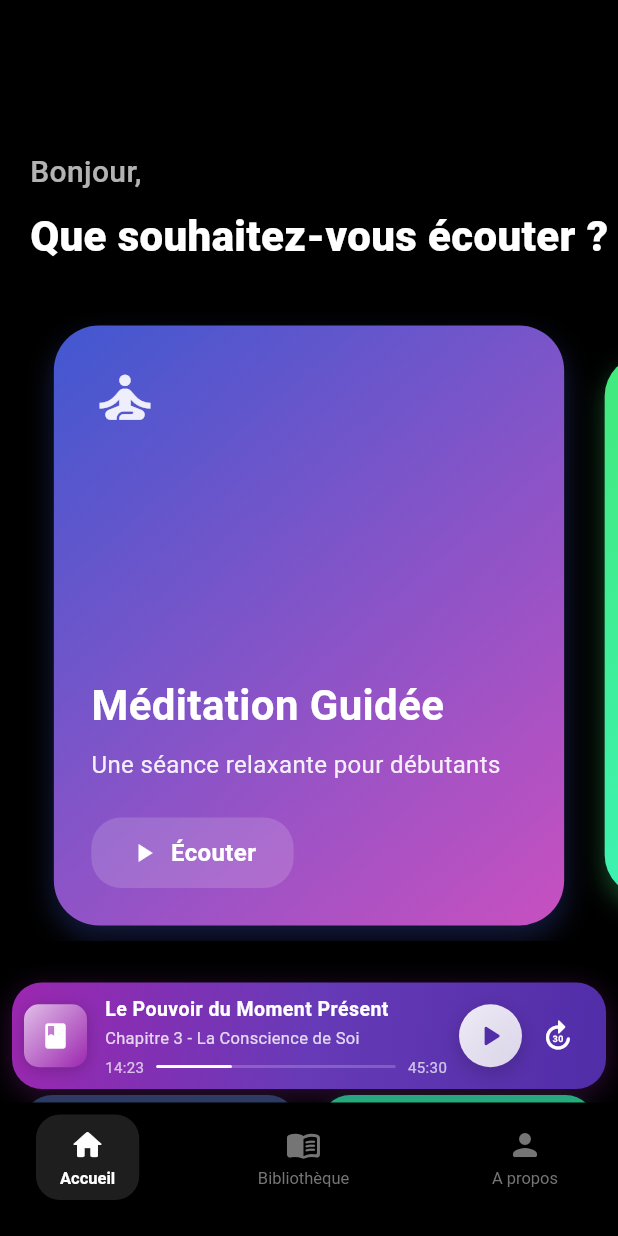
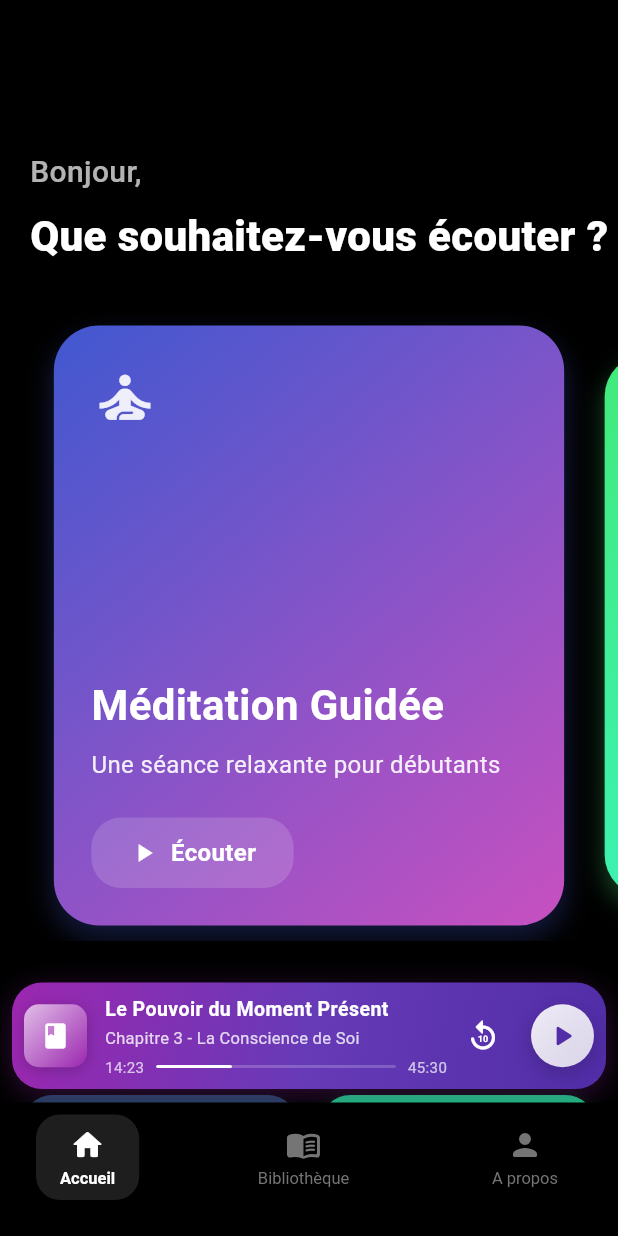
Before and after one commit to JulesNyom/Saga, a Flutter app: the screen it shows after launch, on a phone screen of 412 x 824 dp. Run offline on Flutter 3.47's test engine with Material 3 defaults, Android fonts, the phone set to English and light mode, and no system bars.

Commit message:
Modified the playback bar again

```diff
--- a/saga/lib/screens/tab_manager.dart
+++ b/saga/lib/screens/tab_manager.dart
@@ -50,7 +50,7 @@ class _HomepageState extends State<Homepage> with TickerProviderStateMixin {
 
 Widget _buildPlaybackBar() {
   return Container(
-    margin: const EdgeInsets.symmetric(horizontal: 8, vertical: 8), // Reduced horizontal margin from 16 to 8
+    margin: const EdgeInsets.symmetric(horizontal: 8, vertical: 8),
     decoration: BoxDecoration(
       gradient: const LinearGradient(
         begin: Alignment.topLeft,
@@ -71,13 +71,12 @@ Widget _buildPlaybackBar() {
       ],
     ),
     child: Padding(
-      padding: const EdgeInsets.all(8), // Reduced from 12 to 8
+      padding: const EdgeInsets.all(8),
       child: Row(
         children: [
-          // Book cover
           Container(
-            height: 42, // Reduced from 48
-            width: 42,  // Reduced from 48
+            height: 42,
+            width: 42,
             decoration: BoxDecoration(
               borderRadius: BorderRadius.circular(10),
               gradient: const LinearGradient(
@@ -99,11 +98,10 @@ Widget _buildPlaybackBar() {
             child: const Icon(
               Icons.book,
               color: Colors.white,
-              size: 20, // Reduced from 24
+              size: 20,
             ),
           ),
           const SizedBox(width: 12),
-          // Book info
           Expanded(
             child: Column(
               mainAxisSize: MainAxisSize.min,
@@ -113,7 +111,7 @@ Widget _buildPlaybackBar() {
                   _currentBookTitle,
                   style: const TextStyle(
                     color: Colors.white,
-                    fontSize: 13, // Reduced from 14
+                    fontSize: 13,
                     fontWeight: FontWeight.w600,
                     letterSpacing: 0.3,
                   ),
@@ -124,7 +122,7 @@ Widget _buildPlaybackBar() {
                   _currentChapter,
                   style: TextStyle(
                     color: Colors.white.withOpacity(0.8),
-                    fontSize: 11, // Reduced from 12
+                    fontSize: 11,
                     letterSpacing: 0.2,
                   ),
                   overflow: TextOverflow.ellipsis,
@@ -136,13 +134,13 @@ Widget _buildPlaybackBar() {
                       '${_currentPosition.inMinutes}:${(_currentPosition.inSeconds % 60).toString().padLeft(2, '0')}',
                       style: TextStyle(
                         color: Colors.white.withOpacity(0.7),
-                        fontSize: 10, // Reduced from 11
+                        fontSize: 10,
                       ),
                     ),
                     Expanded(
                       child: Container(
                         margin: const EdgeInsets.symmetric(horizontal: 8),
-                        height: 2, // Reduced from 3
+                        height: 2,
                         decoration: BoxDecoration(
                           borderRadius: BorderRadius.circular(1),
                           color: Colors.white.withOpacity(0.2),
@@ -163,7 +161,7 @@ Widget _buildPlaybackBar() {
                       '${_totalDuration.inMinutes}:${(_totalDuration.inSeconds % 60).toString().padLeft(2, '0')}',
                       style: TextStyle(
                         color: Colors.white.withOpacity(0.7),
-                        fontSize: 10, // Reduced from 11
+                        fontSize: 10,
                       ),
                     ),
                   ],
@@ -171,13 +169,20 @@ Widget _buildPlaybackBar() {
               ],
             ),
           ),
-          // Controls
           Row(
             mainAxisSize: MainAxisSize.min,
             children: [
+              IconButton(
+                icon: const Icon(
+                  Icons.replay_10_rounded,
+                  color: Colors.white,
+                  size: 24,
+                ),
+                onPressed: _rewind10Seconds,
+              ),
               Container(
-                height: 42, // Reduced from 48
-                width: 42,  // Reduced from 48
+                height: 42,
+                width: 42,
                 margin: const EdgeInsets.only(left: 8),
                 decoration: BoxDecoration(
                   gradient: LinearGradient(
@@ -201,18 +206,10 @@ Widget _buildPlaybackBar() {
                   icon: Icon(
                     _isPlaying ? Icons.pause_rounded : Icons.play_arrow_rounded,
                     color: const Color(0xFF512DA8),
-                    size: 24, // Reduced from 28
+                    size: 24,
                   ),
                   onPressed: _togglePlayPause,
                 ),
-              ),
-              IconButton(
-                icon: const Icon(
-                  Icons.forward_30_rounded,
-                  color: Colors.white,
-                  size: 24, // Reduced from 28
-                ),
-                onPressed: _forward30Seconds,
               ),
             ],
           ),
```
